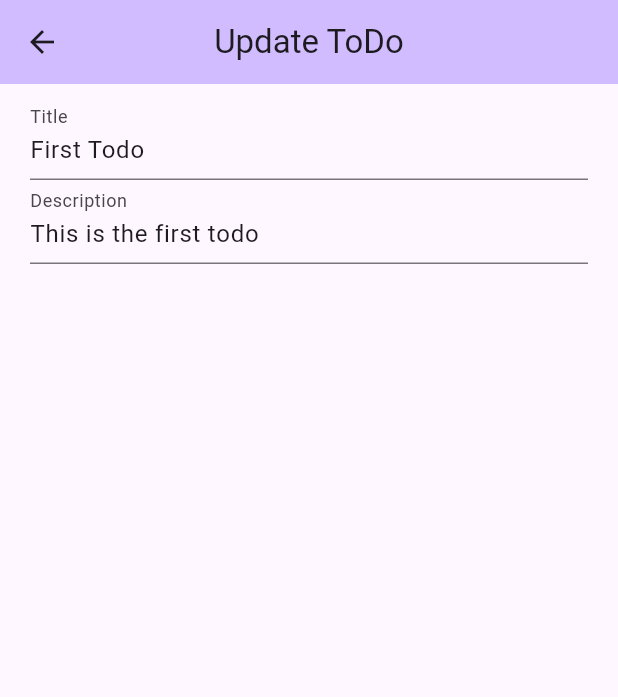
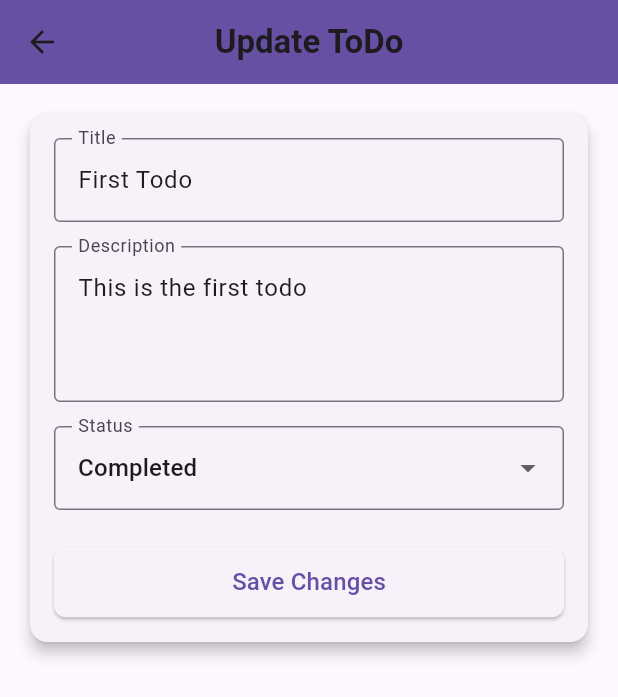
Before and after one commit to moseskamira/todo, a Flutter app: the TodoDetailsPage screen opened directly with sample values from the repository, after a tap on "Edit Todo", on a phone screen of 412 x 824 dp. Shown: the top 697 px of the screen. Run offline on Flutter 3.47's test engine with Material 3 defaults, Android fonts, the phone set to English and light mode, and no system bars; our stand-ins replace google_fonts, sizer.

Commit message:
Improve Edit page

```diff
--- a/lib/pages/edit_todo_page.dart
+++ b/lib/pages/edit_todo_page.dart
@@ -4,64 +4,131 @@ import 'package:todo/models/todo_model.dart';
 class EditToDoPage extends StatefulWidget {
   final TodoModel todo;
 
-  const EditToDoPage({
-    super.key,
-    required this.todo,
-  });
+  const EditToDoPage({super.key, required this.todo});
 
   @override
-  State<EditToDoPage> createState() => _TodoDetailsPageState();
+  State<EditToDoPage> createState() => _EditToDoPageState();
 }
 
-class _TodoDetailsPageState extends State<EditToDoPage> {
-  TodoModel todoModel = TodoModel();
+class _EditToDoPageState extends State<EditToDoPage> {
   final _formKey = GlobalKey<FormState>();
-  final TextEditingController _titleController = TextEditingController();
-  final TextEditingController _descriptionController = TextEditingController();
-
-  void initializeValues() {
-    final model = widget.todo;
-    todoModel
-      ..title = model.title
-      ..description = model.description
-      ..status = model.status;
-
-    _titleController.text = '${todoModel.title}';
-    _descriptionController.text = '${todoModel.description}';
-    setState(() {});
-  }
+  late TextEditingController _titleController;
+  late TextEditingController _descriptionController;
+  String? _status;
 
   @override
   void initState() {
     super.initState();
-    initializeValues();
+    _titleController = TextEditingController(text: widget.todo.title);
+    _descriptionController =
+        TextEditingController(text: widget.todo.description);
+    _status = widget.todo.status ?? 'Pending';
+  }
+
+  @override
+  void dispose() {
+    _titleController.dispose();
+    _descriptionController.dispose();
+    super.dispose();
+  }
+
+  void _saveChanges() {
+    if (_formKey.currentState!.validate()) {
+      Navigator.pop(context, {
+        'title': _titleController.text,
+        'description': _descriptionController.text,
+        'status': _status,
+      });
+    }
   }
 
   @override
   Widget build(BuildContext context) {
     return Scaffold(
       appBar: AppBar(
-        backgroundColor: Theme.of(context).colorScheme.inversePrimary,
-        title: Text('Update ToDo'),
+        backgroundColor: Theme.of(context).colorScheme.primary,
+        title: const Text(
+          'Update ToDo',
+          style: TextStyle(
+            fontWeight: FontWeight.bold,
+          ),
+        ),
         centerTitle: true,
       ),
       body: Padding(
-        padding: const EdgeInsets.symmetric(
-          horizontal: 20,
-          vertical: 8.0,
+        padding: const EdgeInsets.all(16.0),
+        child: Card(
+          shape: RoundedRectangleBorder(
+            borderRadius: BorderRadius.circular(12),
           ),
+          elevation: 4,
+          child: Padding(
+            padding: const EdgeInsets.all(16.0),
+            child: Form(
+              key: _formKey,
               child: Column(
+                mainAxisSize: MainAxisSize.min,
                 children: <Widget>[
+                  // Title Field
                   TextFormField(
                     controller: _titleController,
-              decoration: const InputDecoration(labelText: "Title"),
-              validator: (value) => value!.isEmpty ? "Title is required" : null,
+                    decoration: const InputDecoration(
+                      labelText: "Title",
+                      border: OutlineInputBorder(),
                     ),
+                    validator: (value) =>
+                        value!.trim().isEmpty ? "Title is required" : null,
+                  ),
+                  const SizedBox(height: 16),
                   TextFormField(
                     controller: _descriptionController,
-              decoration: const InputDecoration(labelText: "Description"),
+                    maxLines: 3,
+                    decoration: const InputDecoration(
+                      labelText: "Description",
+                      border: OutlineInputBorder(),
+                    ),
+                  ),
+                  const SizedBox(height: 16),
+                  DropdownButtonFormField<String>(
+                    value: _status,
+                    items: ['Pending', 'In Progress', 'Completed']
+                        .map((status) => DropdownMenuItem(
+                              value: status,
+                              child: Text(status),
+                            ))
+                        .toList(),
+                    decoration: const InputDecoration(
+                      labelText: "Status",
+                      border: OutlineInputBorder(),
+                    ),
+                    onChanged: (newStatus) {
+                      setState(() {
+                        _status = newStatus;
+                      });
+                    },
+                  ),
+                  const SizedBox(height: 24),
+
+                  SizedBox(
+                    width: double.infinity,
+                    child: ElevatedButton(
+                      onPressed: _saveChanges,
+                      style: ElevatedButton.styleFrom(
+                        padding: const EdgeInsets.symmetric(vertical: 12),
+                        shape: RoundedRectangleBorder(
+                          borderRadius: BorderRadius.circular(8),
+                        ),
+                      ),
+                      child: const Text(
+                        "Save Changes",
+                        style: TextStyle(fontSize: 16),
+                      ),
+                    ),
                   ),
                 ],
+              ),
+            ),
+          ),
         ),
       ),
     );
--- a/lib/pages/todo_details_page.dart
+++ b/lib/pages/todo_details_page.dart
@@ -15,75 +15,84 @@ class TodoDetailsPage extends StatefulWidget {
   State<TodoDetailsPage> createState() => _TodoDetailsPageState();
 }
 
+Widget _buildDetailRow(String label, String value) {
+  return Padding(
+    padding: const EdgeInsets.symmetric(vertical: 8.0),
+    child: Row(
+      crossAxisAlignment: CrossAxisAlignment.start,
+      children: [
+        Text(
+          "$label: ",
+          style: GoogleFonts.poppins(fontSize: 16, fontWeight: FontWeight.bold),
+        ),
+        Expanded(
+          child: Text(
+            value,
+            style: GoogleFonts.poppins(fontSize: 16),
+            maxLines: 3,
+            overflow: TextOverflow.ellipsis,
+          ),
+        ),
+      ],
+    ),
+  );
+}
+
 class _TodoDetailsPageState extends State<TodoDetailsPage> {
   @override
   Widget build(BuildContext context) {
     return Scaffold(
       appBar: AppBar(
-        backgroundColor: Theme.of(context).colorScheme.inversePrimary,
-        title: Text('Details Screen'),
+        backgroundColor: Theme.of(context).colorScheme.primary,
+        title: Text(
+          'Todo Details',
+          style: GoogleFonts.poppins(fontWeight: FontWeight.bold),
+        ),
         centerTitle: true,
       ),
       body: Padding(
-        padding: const EdgeInsets.symmetric(
-          horizontal: 20,
-          vertical: 8.0,
-        ),
-        child: Column(
-          children: <Widget>[
-            Row(
-              children: [
-                const Text(
-                  'Title:',
-                ),
-                Text(
-                  '${widget.todo.title}',
+        padding: const EdgeInsets.all(16.0),
+        child: Card(
+          shape:
+              RoundedRectangleBorder(borderRadius: BorderRadius.circular(12)),
+          elevation: 4,
+          child: Padding(
+            padding: const EdgeInsets.all(16.0),
+            child: Column(
+              crossAxisAlignment: CrossAxisAlignment.start,
+              children: <Widget>[
+                _buildDetailRow('Title', widget.todo.title ?? 'No Title'),
+                _buildDetailRow(
+                    'Description', widget.todo.description ?? 'No Description'),
+                _buildDetailRow('Status', widget.todo.status ?? 'Unknown'),
+                const SizedBox(height: 30),
+                SizedBox(
+                  width: double.infinity,
+                  child: ElevatedButton.icon(
+                    onPressed: () {
+                      Navigator.of(context).pushNamed(
+                        RouteName.updateTodoScreen,
+                        arguments: {'todo': widget.todo},
+                      );
+                    },
+                    icon: const Icon(Icons.edit, color: Colors.white),
+                    label: Text(
+                      'Edit Todo',
+                      style: GoogleFonts.poppins(
+                          fontSize: 16, fontWeight: FontWeight.w500),
+                    ),
+                    style: ElevatedButton.styleFrom(
+                      padding: const EdgeInsets.symmetric(vertical: 12),
+                      backgroundColor: Colors.blue,
+                      shape: RoundedRectangleBorder(
+                        borderRadius: BorderRadius.circular(10),
+                      ),
+                    ),
+                  ),
                 ),
               ],
             ),
-            Row(
-              children: [
-                const Text(
-                  'Description:',
-                ),
-                Text(
-                  '${widget.todo.description}',
-                ),
-              ],
-            ),
-            Row(
-              children: [
-                const Text(
-                  'Status:',
-                ),
-                Text(
-                  '${widget.todo.status}',
-                ),
-              ],
-            ),
-            SizedBox(height: 30),
-            GestureDetector(
-              onTap: () {
-                Navigator.of(context).pushNamed(RouteName.updateTodoScreen,
-                    arguments: {'todo': widget.todo});
-              },
-              child: Container(
-                  decoration: BoxDecoration(
-                    borderRadius: BorderRadius.circular(10),
-                    color: Colors.blue,
-                  ),
-                  child: Padding(
-                    padding: const EdgeInsets.all(4.0),
-                    child: Text(
-                      'Edit Todo',
-                      style: GoogleFonts.poppins(
-                          fontSize: 14,
-                          fontWeight: FontWeight.w400,
-                          color: Colors.white),
-                    ),
-                  )),
-            )
-          ],
+          ),
         ),
       ),
     );
```
Lines whose indentation alone changed are shown as unchanged.
